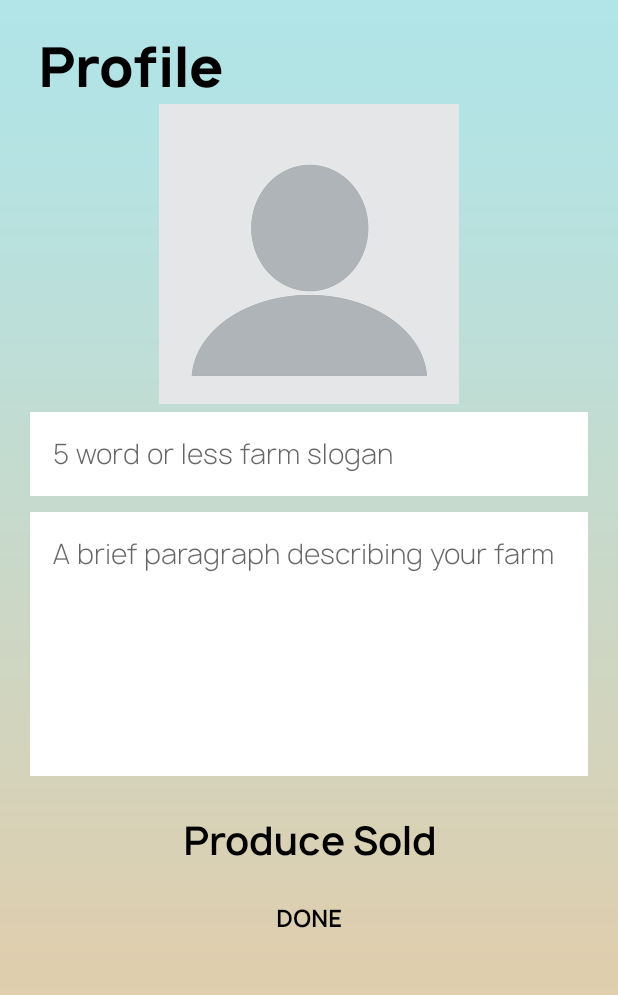
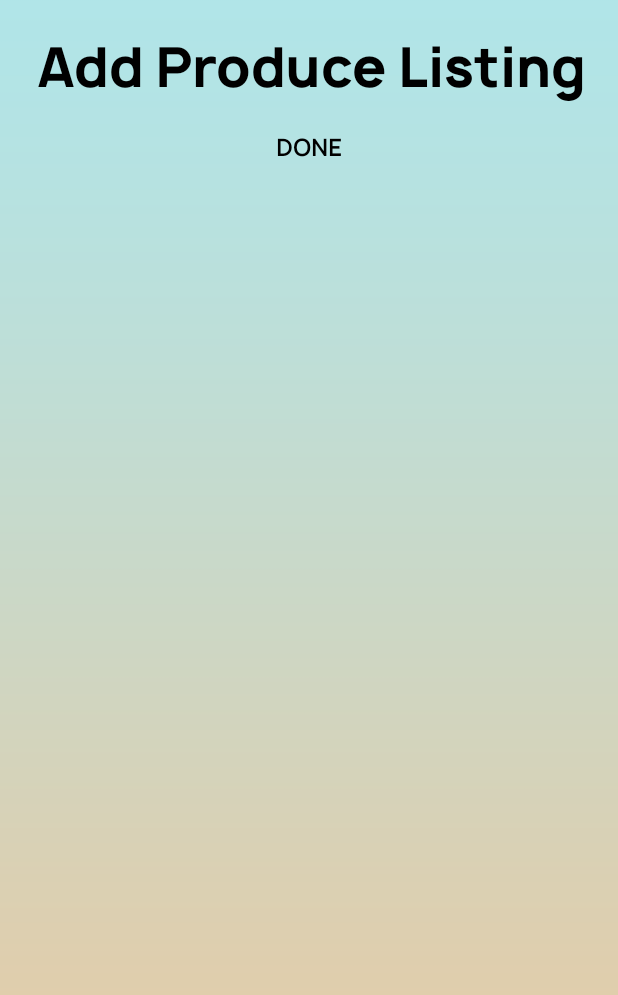
Before and after one commit to martmichals/FableApplicationV2, an Android app: the EditProfileActivity screen opened directly, with no data from a screen before it, after a tap on "DONE", on a phone screen of 412 x 824 dp. Shown: the top 995 px of the screen. Run offline under Robolectric (Android 15) with nearby library versions, the phone set to English and light mode, and no system bars; our stand-ins replace Firebase (no records; nobody signed in at launch, a user with empty details on screens opened directly).

Commit message:
Edit profile toggle testing - will double as a and edit produce activity as well

```diff
--- a/app/src/main/java/com/example/fableapplicationv2/EditProfileActivity.java
+++ b/app/src/main/java/com/example/fableapplicationv2/EditProfileActivity.java
@@ -8,6 +8,7 @@ import android.support.v7.app.AppCompatActivity;
 import android.os.Bundle;
 import android.util.Log;
 import android.view.View;
+import android.widget.Button;
 import android.widget.EditText;
 import android.widget.ImageView;
 import android.widget.ProgressBar;
@@ -19,6 +20,7 @@ import java.io.IOException;
 public class EditProfileActivity extends AppCompatActivity {
     private static final String TAG = "EditProfileActivity";
     private static final int PICK_IMAGE_REQUEST = 1;
+    private boolean editProfileState;
 
     private Uri mImageUri;
     private Bitmap imageBitmap;
@@ -28,6 +30,9 @@ public class EditProfileActivity extends AppCompatActivity {
     private EditText descriptionEditText;
     private TextView sloganErrorTextView;
     private ProgressBar uploadingProgressBar;
+    private Button doneEditingButton;
+    private TextView produceListingTitleTextView;
+    private TextView titleTextView;
 
     public void onImageSearch(View v){
         Intent intent  = new Intent();
@@ -37,28 +42,65 @@ public class EditProfileActivity extends AppCompatActivity {
     }
 
     public void onDoneEditingButtonPress(View v){
-        boolean validSlogan = DataVerification.checkSellerSlogan(sloganEditText.getText().toString());
-        if(validSlogan){
-            sloganErrorTextView.setVisibility(View.GONE);
-            uploadingProgressBar.setVisibility(View.VISIBLE);
-            helper.writeSellerProfile(imageBitmap, sloganEditText.getText().toString(),
-                                      descriptionEditText.getText().toString(), new FirestoreHelperListener() {
-                        @Override
-                        public void onSuccessfulRequestComplete() {
-                            uploadingProgressBar.setVisibility(View.GONE);
-                            Toast.makeText(EditProfileActivity.this, "Updated profile successfully!",
-                                    Toast.LENGTH_SHORT).show();
-                        }
-                        @Override
-                        public void onFailedRequest() {
-                            uploadingProgressBar.setVisibility(View.GONE);
-                            Toast.makeText(EditProfileActivity.this, "Failed to update profile!",
-                                    Toast.LENGTH_SHORT).show();
-                        }
-                    });
+        Log.d(TAG,"Running with a " + !editProfileState + " value passed");
+        changeActivityState(!editProfileState);
+
+//        boolean validSlogan = DataVerification.checkSellerSlogan(sloganEditText.getText().toString());
+//        if(validSlogan){
+//            sloganErrorTextView.setVisibility(View.GONE);
+//            uploadingProgressBar.setVisibility(View.VISIBLE);
+//            helper.writeSellerProfile(imageBitmap, sloganEditText.getText().toString(),
+//                                      descriptionEditText.getText().toString(), new FirestoreHelperListener() {
+//                        @Override
+//                        public void onSuccessfulRequestComplete() {
+//                            uploadingProgressBar.setVisibility(View.GONE);
+//                            Toast.makeText(EditProfileActivity.this, "Updated profile successfully",
+//                                    Toast.LENGTH_SHORT).show();
+//                        }
+//                        @Override
+//                        public void onFailedRequest() {
+//                            uploadingProgressBar.setVisibility(View.GONE);
+//                            Toast.makeText(EditProfileActivity.this, "Failed to update profile",
+//                                    Toast.LENGTH_SHORT).show();
+//                        }
+//                    });
+//        }else{
+//            sloganErrorTextView.setVisibility(View.VISIBLE);
+//        }
+    }
+
+    private void changeActivityState(boolean state){
+        if(state){
+            editProfileState = true;
+            setEditProfileVisibility(View.VISIBLE);
+            setListingCreatorVisibility(View.GONE);
         }else{
-            sloganErrorTextView.setVisibility(View.VISIBLE);
+            editProfileState = false;
+            setEditProfileVisibility(View.GONE);
+            setListingCreatorVisibility(View.VISIBLE);
         }
+    }
+
+    /** Method to set the visibility of all the edit profile elements
+     * @param code : View code, i.e. View.GONE, View.VISIBLE
+     */
+    private void setEditProfileVisibility(int code){
+        profilePictureImageView.setVisibility(code);
+        sloganEditText.setVisibility(code);
+        descriptionEditText.setVisibility(code);
+        uploadingProgressBar.setVisibility(View.GONE);
+        produceListingTitleTextView.setVisibility(code);
+
+        if(code == View.VISIBLE)
+            titleTextView.setText(getString(R.string.editProfileTitle));
+    }
+
+    /** Method to set the visibility of all create produce listing elements
+     * @param code : View code, i.e. View.GONE, View.VISIBLE
+     */
+    private void setListingCreatorVisibility(int code){
+        if(code == View.VISIBLE)
+            titleTextView.setText(getString(R.string.createProduceListingTitle));
     }
 
     @Override
@@ -67,12 +109,19 @@ public class EditProfileActivity extends AppCompatActivity {
         setContentView(R.layout.activity_edit_profile);
 
         profilePictureImageView = findViewById(R.id.idFarmerProfileImage);
-        sloganEditText = findViewById(R.id.idFarmSloganEditText);
+        sloganEditText = findViewById(R.id.idSloganEditText);
         sloganErrorTextView = findViewById(R.id.idSloganError);
-        descriptionEditText = findViewById(R.id.idShortFarmDescriptionEditText);
+        descriptionEditText = findViewById(R.id.idShortDescriptionEditText);
         uploadingProgressBar = findViewById(R.id.idUploadingProgressBar);
+        doneEditingButton = findViewById(R.id.idDoneEditingButton);
+        produceListingTitleTextView = findViewById(R.id.idProduceListingTitle);
+        titleTextView = findViewById(R.id.idProfileTitle);
 
         helper = new FirestoreHelper();
+
+        // Get rid of this line, set to intent asking
+        setEditProfileVisibility(View.VISIBLE);
+        editProfileState = true;
     }
 
     @Override
--- a/app/src/main/res/layout/activity_edit_profile.xml
+++ b/app/src/main/res/layout/activity_edit_profile.xml
@@ -19,6 +19,7 @@
         tools:context=".FarmerEditProfileActivity">
 
         <TextView
+            android:id="@+id/idProfileTitle"
             android:layout_width="wrap_content"
             android:layout_height="wrap_content"
             android:layout_marginLeft="@dimen/margin5"
@@ -33,7 +34,8 @@
             android:layout_height="200dp"
             android:layout_gravity="center"
             android:src="@drawable/test_profile_picture"
-            android:onClick="onImageSearch"/>
+            android:onClick="onImageSearch"
+            android:visibility="gone"/>
 
         <TextView
             android:id="@+id/idSloganError"
@@ -47,7 +49,7 @@
             android:visibility="gone" />
 
         <EditText
-            android:id="@+id/idFarmSloganEditText"
+            android:id="@+id/idSloganEditText"
             android:layout_width="match_parent"
             android:layout_height="wrap_content"
             android:layout_marginTop="@dimen/margin5"
@@ -57,11 +59,11 @@
             android:fontFamily="@font/light"
             android:hint="@string/farmerSloganEditTextLabel"
             android:padding="@dimen/margin15"
-            android:visibility="visible" />
+            android:visibility="gone" />
 
 
         <EditText
-            android:id="@+id/idShortFarmDescriptionEditText"
+            android:id="@+id/idShortDescriptionEditText"
             android:layout_width="match_parent"
             android:layout_height="wrap_content"
             android:layout_marginTop="@dimen/margin5"
@@ -76,10 +78,11 @@
             android:minLines="5"
             android:padding="@dimen/margin15"
             android:scrollbars="vertical"
-            android:visibility="visible" />
+            android:visibility="gone"/>
         <!-- Bottom 4 lines control # lines, and cursor gravity -->
 
         <TextView
+            android:id="@+id/idProduceListingTitle"
             android:layout_width="match_parent"
             android:layout_height="wrap_content"
             android:layout_marginTop="@dimen/margin20"
@@ -102,6 +105,7 @@
             android:visibility="gone"/>
 
         <Button
+            android:id="@+id/idDoneEditingButton"
             style="@style/Widget.AppCompat.Button.Borderless"
             android:layout_width="wrap_content"
             android:layout_height="wrap_content"
@@ -109,10 +113,10 @@
             android:layout_marginTop="@dimen/margin5"
             android:layout_marginBottom="@dimen/margin50"
             android:fontFamily="@font/semibold"
+            android:onClick="onDoneEditingButtonPress"
             android:text="@string/done"
             android:textColor="@color/colorPrimaryDark"
-            android:textSize="@dimen/text15"
-            android:onClick="onDoneEditingButtonPress"/>
+            android:textSize="@dimen/text15" />
 
     </LinearLayout>
 </ScrollView>
--- a/app/src/main/res/values/strings.xml
+++ b/app/src/main/res/values/strings.xml
@@ -25,11 +25,10 @@
     <string name="bio">Bio</string>
     <string name="finish">Finished</string>
 
-    <string name="setupFarmerProfile">Set Up Farmer Profile</string>
-    <string name="editFarmerProfile">Edit Farmer Profile</string>
-
-    <string name="farmerSloganEditTextLabel">5 word or less farm slogan</string>
-    <string name="farmerBioEditTextLabel">A brief paragraph describing your farm</string>
-    <string name="farmerProduceLabel">Produce Sold</string>
+    <string name="farmerSloganEditTextLabel">5 word or less slogan</string>
+    <string name="farmerBioEditTextLabel">A brief paragraph describing your business</string>
+    <string name="farmerProduceLabel">Produce Listings</string>
+    <string name="createProduceListingTitle">Add Produce Listing</string>
+    <string name="editProfileTitle">Edit Profile</string>
     <string name="done">Done</string>
 </resources>
```
Also changed, not shown: app/src/main/java/com/example/fableapplicationv2/SignUpActivity.java (+1 -7 lines), app/src/main/res/layout/activity_sign_up.xml (+0 -20 lines).
